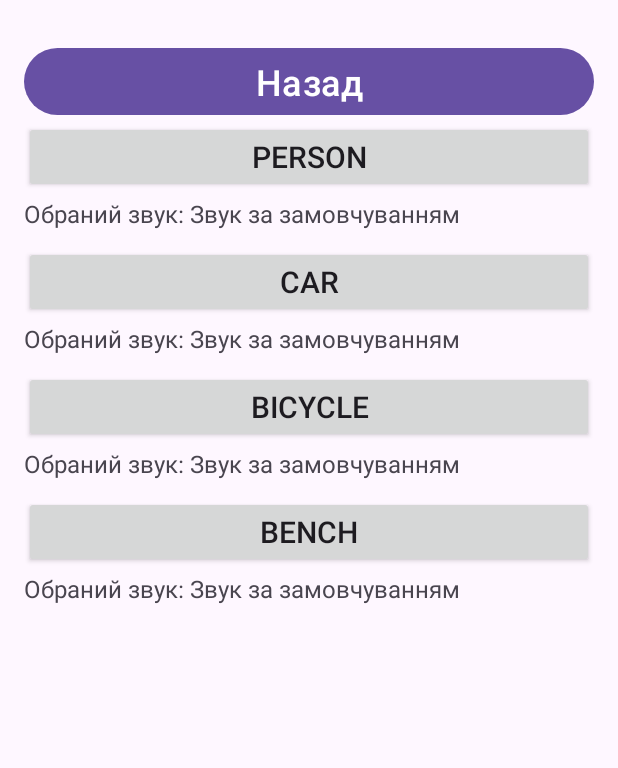
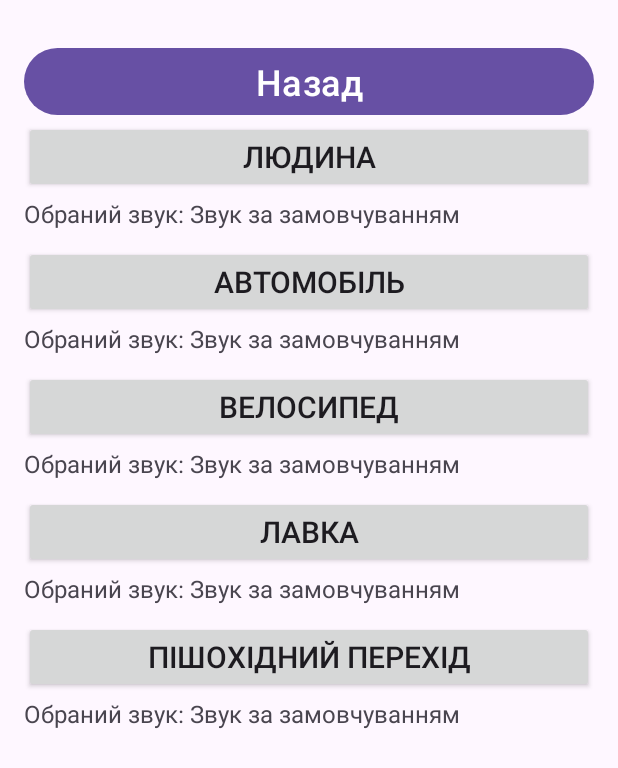
Before and after one commit to AnastasiiaMul/diploma, an Android app: the ObjectsSettingsActivity screen opened directly, with no data from a screen before it, on a phone screen of 412 x 824 dp. Shown: the top 768 px of the screen. Run offline under Robolectric (Android 15) with nearby library versions, the phone set to English and light mode, and no system bars.

Commit message:
added objects and upd ui to ukrainian

```diff
--- a/app/src/main/java/com/example/diplomaappmodeltflite/ObjectsSettingsActivity.java
+++ b/app/src/main/java/com/example/diplomaappmodeltflite/ObjectsSettingsActivity.java
@@ -14,7 +14,15 @@ import androidx.appcompat.app.AppCompatActivity;
 public class ObjectsSettingsActivity extends AppCompatActivity {
 
     private LinearLayout objectsButtonsContainer;
-    private String[] objectLabels = {"person", "car", "bicycle", "bench"};
+
+    // ui names
+    private String[] objectLabelsUI = {"Людина", "Автомобіль", "Велосипед", "Лавка", "Пішохідний перехід"};
+
+    // internal keys
+    private String[] objectLabels = {"person", "car", "bicycle", "bench", "crosswalk"};
+
+    // Maps internal key to label and vice versa
+    private final Map<String, String> objectLabelToUI = new HashMap<>();
     private Map<String, TextView> soundLabelsMap = new HashMap<>();
 
     @Override
@@ -24,14 +32,23 @@ public class ObjectsSettingsActivity extends AppCompatActivity {
 
         objectsButtonsContainer = findViewById(R.id.objectsButtonsContainer);
 
-        for (String objectLabel : objectLabels) {
-            // Create object button
+        // Create mapping between internal label and UI label
+        for (int i = 0; i < objectLabels.length; i++) {
+            objectLabelToUI.put(objectLabels[i], objectLabelsUI[i]);
+        }
+
+        // Create UI elements
+        for (int i = 0; i < objectLabels.length; i++) {
+            String internalLabel = objectLabels[i];
+            String uiLabel = objectLabelsUI[i];
+
+            // Create button with UI label
             Button objectButton = new Button(this);
-            objectButton.setText(objectLabel);
+            objectButton.setText(uiLabel);
             objectButton.setTextSize(20);
             objectButton.setOnClickListener(v -> {
                 Intent intent = new Intent(this, ObjectsSoundsSettingsActivity.class);
-                intent.putExtra("objectLabel", objectLabel);
+                intent.putExtra("objectLabel", internalLabel);
                 startActivity(intent);
             });
 
@@ -40,10 +57,10 @@ public class ObjectsSettingsActivity extends AppCompatActivity {
             soundLabel.setTextSize(16);
             soundLabel.setPadding(0, 4, 0, 16);
 
-            updateSoundLabelText(objectLabel, soundLabel);
-            soundLabelsMap.put(objectLabel, soundLabel);
+            updateSoundLabelText(internalLabel, soundLabel);
+            soundLabelsMap.put(internalLabel, soundLabel);
 
-            // Add views to container
+            // Add to container
             objectsButtonsContainer.addView(objectButton);
             objectsButtonsContainer.addView(soundLabel);
         }
```
